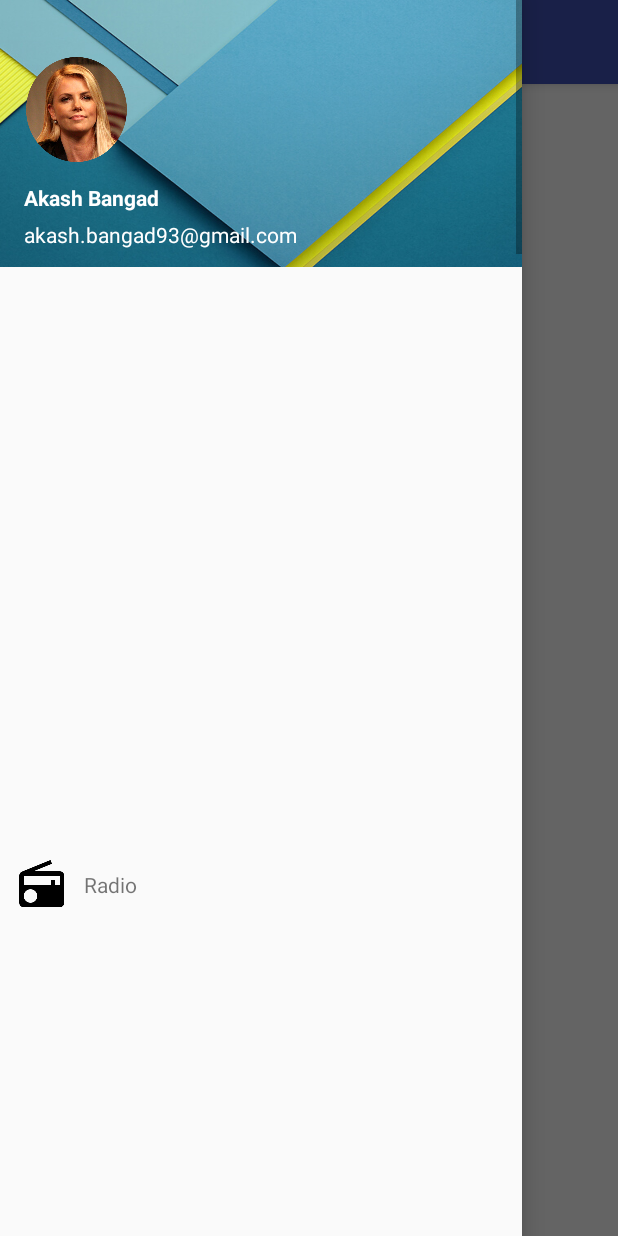
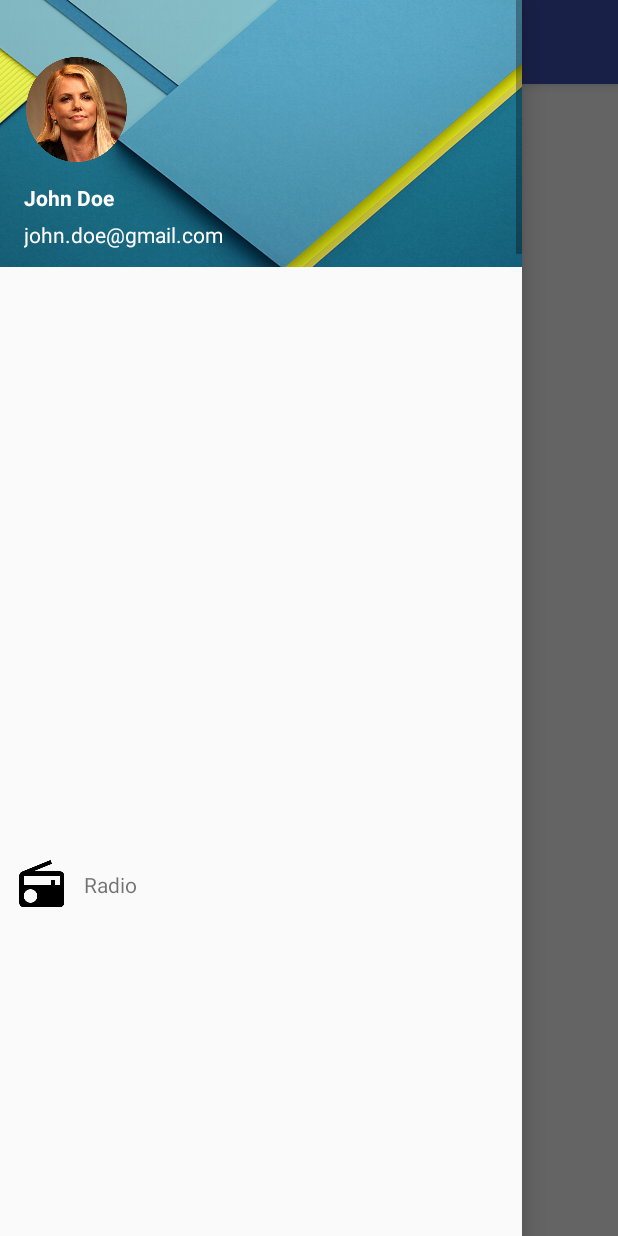
Before and after one commit to KKorvin/uPods-android, an Android app: the screen it shows after launch (ActivityMain), with the side drawer open, on a phone screen of 412 x 824 dp. Run offline under Robolectric (Android 15) with nearby library versions, the phone set to English and light mode, and no system bars; pictures from the network do not load; 1 statement that could not run was skipped.

Commit message:
- Small Fixes

```diff
--- a/app/src/main/res/layout/sliding_menu_header.xml
+++ b/app/src/main/res/layout/sliding_menu_header.xml
@@ -20,7 +20,7 @@
             android:layout_width="wrap_content"
             android:layout_height="wrap_content"
             android:layout_marginLeft="16dp"
-            android:text="Akash Bangad"
+            android:text="John Doe"
             android:textColor="@color/white"
             android:textSize="14sp"
             android:textStyle="bold"
@@ -33,7 +33,7 @@
             android:layout_height="wrap_content"
             android:layout_marginLeft="16dp"
             android:layout_marginTop="5dp"
-            android:text="akash.bangad93@gmail.com"
+            android:text="john.doe@gmail.com"
             android:textColor="@color/white"
             android:textSize="14sp"
             android:textStyle="normal"
```
